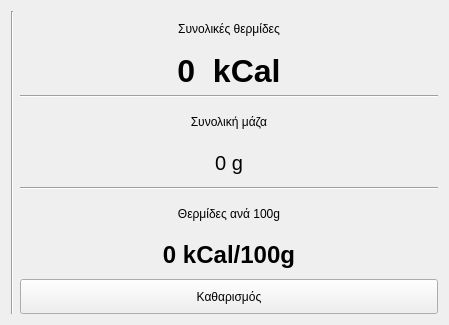
Old version of the form masscalculatorwidget.ui in the repository dimitris47/nefchef.
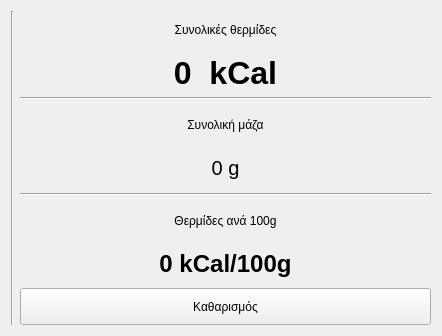
New version of the form. Icons and pictures are not drawn.

Diff of the .ui file:
```diff
--- a/masscalculatorwidget.ui
+++ b/masscalculatorwidget.ui
@@ -6,8 +6,8 @@
    <rect>
     <x>0</x>
     <y>0</y>
-    <width>449</width>
-    <height>325</height>
+    <width>442</width>
+    <height>336</height>
    </rect>
   </property>
   <property name="windowTitle">
```
Left out of the diff: 128 changed lines with no effect on the pictures.
